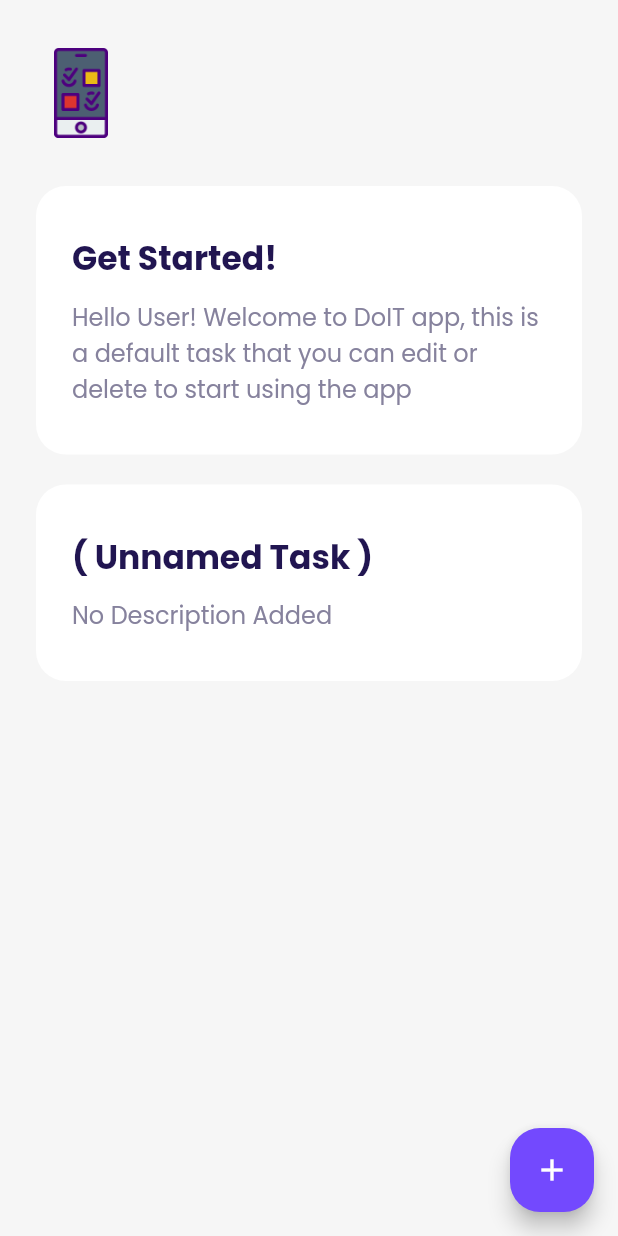
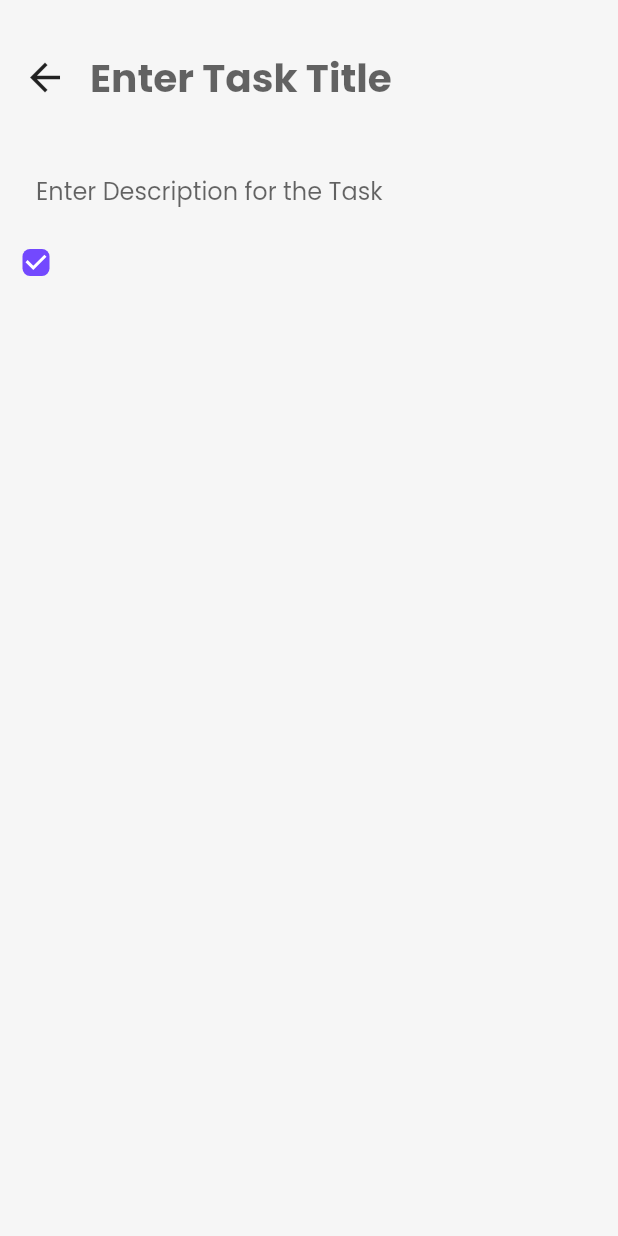
Before and after one commit to Bilal001122/To-do-app, a Flutter app: the screen it shows after launch, after a tap on the "add" icon, on a phone screen of 412 x 824 dp. Run offline on Flutter 3.47's test engine with Material 2 defaults, Android fonts, the phone set to English and light mode, and no system bars; our stand-ins replace google_fonts.

Commit message:
Task screen UI almost finished

```diff
--- a/lib/main.dart
+++ b/lib/main.dart
@@ -13,6 +13,11 @@ class MyApp extends StatelessWidget {
   Widget build(BuildContext context) {
     return MaterialApp(
       theme: ThemeData(
+        scaffoldBackgroundColor: Color(0xFFF6F6F6),
+        primaryColor: Color(0xFF7349FE),
+        colorScheme: ColorScheme.fromSwatch().copyWith(
+          secondary: Color(0xFF211551),
+        ),
         textTheme: GoogleFonts.poppinsTextTheme(
           Theme.of(context).textTheme,
         ),
--- a/lib/screens/home_screen.dart
+++ b/lib/screens/home_screen.dart
@@ -1,4 +1,5 @@
 import 'package:flutter/material.dart';
+import 'package:to_do_app/screens/screens.dart';
 import 'package:to_do_app/widgets/widgets.dart';
 
 class HomeScreen extends StatefulWidget {
@@ -13,35 +14,57 @@ class _HomeScreenState extends State<HomeScreen> {
   Widget build(BuildContext context) {
     return Scaffold(
       floatingActionButton: FloatingActionButton(
-        onPressed: () {},
+        onPressed: () {
+          Navigator.push(
+            context,
+            MaterialPageRoute(
+              builder: (context) {
+                return TaskScreen();
+              },
+            ),
+          );
+        },
         backgroundColor: Color(0xFF7349FE),
         shape: RoundedRectangleBorder(
           borderRadius: BorderRadius.circular(20),
         ),
         child: Icon(Icons.add),
       ),
-      backgroundColor: Color(0xFFF6F6F6),
       body: SafeArea(
         child: Padding(
-          padding: const EdgeInsets.symmetric(horizontal: 24.0, vertical: 32),
+          padding: const EdgeInsets.symmetric(horizontal: 24.0),
           child: Column(
             crossAxisAlignment: CrossAxisAlignment.start,
             children: [
-              Image.asset(
+              Padding(
+                padding: const EdgeInsets.only(top: 32),
+                child: Image.asset(
                   'assets/images/logo.png',
                   width: 60,
                   alignment: Alignment.topLeft,
                   fit: BoxFit.cover,
                 ),
+              ),
               SizedBox(
                 height: 32,
               ),
+              Expanded(
+                child: ListView(
+                  children: [
                     TaskCardWidget(
                       title: 'Get Started!',
                       description:
                           'Hello User! Welcome to DoIT app, this is a default task that you can edit or delete to start using the app',
                     ),
                     TaskCardWidget(),
+                    TaskCardWidget(),
+                    TaskCardWidget(),
+                    TaskCardWidget(),
+                    TaskCardWidget(),
+                    TaskCardWidget(),
+                  ],
+                ),
+              )
             ],
           ),
         ),
--- a/lib/screens/screens.dart
+++ b/lib/screens/screens.dart
@@ -1 +1,2 @@
 export 'home_screen.dart';
+export 'task_screen.dart';
--- /dev/null
+++ b/lib/screens/task_screen.dart
@@ -0,0 +1,68 @@
+import 'package:flutter/material.dart';
+import 'package:to_do_app/widgets/widgets.dart';
+
+class TaskScreen extends StatefulWidget {
+  const TaskScreen({Key? key}) : super(key: key);
+
+  @override
+  State<TaskScreen> createState() => _TaskScreenState();
+}
+
+class _TaskScreenState extends State<TaskScreen> {
+  @override
+  Widget build(BuildContext context) {
+    return Scaffold(
+      body: SafeArea(
+        child: Column(
+          crossAxisAlignment: CrossAxisAlignment.start,
+          children: [
+            Padding(
+              padding: const EdgeInsets.symmetric(vertical: 20.0),
+              child: Row(
+                children: [
+                  Padding(
+                    padding: const EdgeInsets.all(7.0),
+                    child: InkWell(
+                      borderRadius: BorderRadius.circular(30),
+                      onTap: () {
+                        Navigator.pop(context);
+                      },
+                      child: Padding(
+                        padding: const EdgeInsets.all(8.0),
+                        child: Icon(
+                          Icons.arrow_back,
+                          size: 30,
+                        ),
+                      ),
+                    ),
+                  ),
+                  Expanded(
+                    child: TextField(
+                      decoration: InputDecoration(
+                        hintText: 'Enter Task Title',
+                        border: InputBorder.none,
+                      ),
+                      style: TextStyle(
+                        fontSize: 26,
+                        fontWeight: FontWeight.bold,
+                        color: Theme.of(context).colorScheme.secondary,
+                      ),
+                    ),
+                  ),
+                ],
+              ),
+            ),
+            TextField(
+              decoration: InputDecoration(
+                hintText: 'Enter Description for the Task',
+                border: InputBorder.none,
+                contentPadding: EdgeInsets.symmetric(horizontal: 24),
+              ),
+            ),
+            ToDoWidget(),
+          ],
+        ),
+      ),
+    );
+  }
+}
--- /dev/null
+++ b/lib/widgets/todo_widget.dart
@@ -0,0 +1,26 @@
+import 'package:flutter/material.dart';
+
+class ToDoWidget extends StatelessWidget {
+  const ToDoWidget({Key? key}) : super(key: key);
+
+  @override
+  Widget build(BuildContext context) {
+    return Row(
+      children: [
+        Checkbox(
+          fillColor: MaterialStateProperty.resolveWith((states) {
+            if (states.contains(MaterialState.pressed)) {
+              return Theme.of(context).primaryColor.withOpacity(.32);
+            }
+            return Theme.of(context).primaryColor;
+          }),
+          value: true,
+          onChanged: (value) {},
+          shape: RoundedRectangleBorder(
+            borderRadius: BorderRadius.circular(5),
+          ),
+        ),
+      ],
+    );
+  }
+}
--- a/lib/widgets/widgets.dart
+++ b/lib/widgets/widgets.dart
@@ -1 +1,2 @@
 export 'task_card_widget.dart';
+export 'todo_widget.dart';
```
Lines whose indentation alone changed are shown as unchanged.
